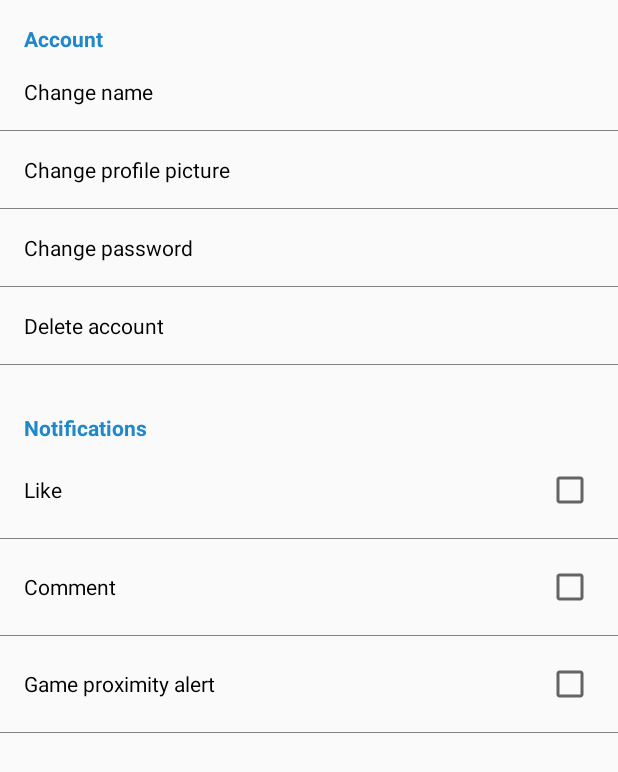
After one commit to cg14823/Happin, an Android app: the Settings screen opened directly, with no data from a screen before it, on a phone screen of 412 x 824 dp. The commit adds this screen. Shown: the top 772 px of the screen. Run offline under Robolectric (Android 15) with nearby library versions, the phone set to English and light mode, and no system bars; 1 statement that could not run was skipped.

Commit message:
Settings Activity
This is where user can change  account details and notification
preferences

```diff
--- a/app/src/main/java/mosaic/happin/MainActivity.java
+++ b/app/src/main/java/mosaic/happin/MainActivity.java
@@ -1,15 +1,21 @@
 package mosaic.happin;
 
+import android.Manifest;
 import android.content.Context;
 import android.content.DialogInterface;
 import android.content.Intent;
+import android.content.pm.PackageManager;
+import android.database.Cursor;
 import android.graphics.Bitmap;
 import android.graphics.BitmapFactory;
 import android.graphics.Typeface;
 import android.graphics.drawable.BitmapDrawable;
+import android.location.Address;
+import android.location.Geocoder;
 import android.location.Location;
 import android.location.LocationManager;
 import android.net.Uri;
+import android.os.Build;
 import android.os.Bundle;
 import android.provider.MediaStore;
 import android.support.v4.app.FragmentTabHost;
@@ -27,13 +33,10 @@ import android.widget.ImageView;
 import android.widget.TextView;
 import android.widget.Toast;
 
-import android.location.LocationListener;
-
 import com.firebase.client.DataSnapshot;
 import com.firebase.client.Firebase;
 import com.firebase.client.FirebaseError;
 import com.firebase.client.ValueEventListener;
-import com.google.android.gms.common.api.GoogleApiClient;
 import com.google.android.gms.maps.model.LatLng;
 
 import java.io.ByteArrayOutputStream;
@@ -162,6 +165,10 @@ public class MainActivity extends AppCompatActivity{
                 //gets Location first.
                 getLocation();
                 break;
+            case R.id.settings:
+                Intent settings = new Intent(this, Settings.class);
+                settings.putExtra("USER_ID",userId);
+                startActivity(settings);
         }
         return super.onOptionsItemSelected(item);
     }
--- a/app/src/main/java/mosaic/happin/Profile.java
+++ b/app/src/main/java/mosaic/happin/Profile.java
@@ -110,39 +110,6 @@ public class Profile extends Fragment {
     private ArrayList<Place> getYP(){
         // SERVER STUFF HERE! <---------------------------------------------------------------------
         final ArrayList<Place> places = new ArrayList<Place>();
-        myFirebaseRef = new Firebase("https://flickering-torch-2192.firebaseio.com/places");
-        Query addedPQ = myFirebaseRef.equalTo(MainActivity.userId,"user");
-        showToast(MainActivity.userId);
-        myFirebaseRef.addListenerForSingleValueEvent(new ValueEventListener() {
-            @Override
-            public void onDataChange(DataSnapshot querySnapshot) {
-                showToast("Hey1");
-                for (DataSnapshot d : querySnapshot.getChildren()) {
-                    showToast("Hey2");
-                    myFirebaseRef.child(d.getKey()).addListenerForSingleValueEvent(new ValueEventListener() {
-                        @Override
-                        public void onDataChange(DataSnapshot dataSnapshot) {
-                            if (dataSnapshot.exists()) {
-                                showToast("Hey3");
-                                Place p = dataSnapshot.getValue(Place.class);
-                                places.add(p);
-                            }
-                        }
-
-                        @Override
-                        public void onCancelled(FirebaseError firebaseError) {
-
-                        }
-                    });
-                }
-            }
-
-            @Override
-            public void onCancelled(FirebaseError error) {
-                showToast(error.getMessage());
-            }
-        });
-        showToast(String.valueOf(places.size()));
         return places;
     }
 
--- /dev/null
+++ b/app/src/main/java/mosaic/happin/Settings.java
@@ -0,0 +1,21 @@
+package mosaic.happin;
+
+import android.os.Bundle;
+import android.support.design.widget.FloatingActionButton;
+import android.support.design.widget.Snackbar;
+import android.support.v7.app.AppCompatActivity;
+import android.support.v7.widget.Toolbar;
+import android.view.View;
+
+public class Settings extends AppCompatActivity {
+
+    @Override
+    protected void onCreate(Bundle savedInstanceState) {
+        super.onCreate(savedInstanceState);
+        setContentView(R.layout.settings);
+        Toolbar toolbar = (Toolbar) findViewById(R.id.toolbar);
+        setSupportActionBar(toolbar);
+        getSupportActionBar().setDisplayHomeAsUpEnabled(true);
+    }
+
+}
--- /dev/null
+++ b/app/src/main/res/layout/settings.xml
@@ -0,0 +1,141 @@
+<?xml version="1.0" encoding="utf-8"?>
+<ScrollView android:orientation="vertical"
+    android:layout_width="match_parent"
+    android:layout_height="match_parent"
+    xmlns:android="http://schemas.android.com/apk/res/android"
+    android:fillViewport="true">
+
+    <LinearLayout android:layout_width="match_parent"
+        android:layout_height="match_parent"
+        android:orientation="vertical">
+        <TextView android:layout_height="wrap_content"
+            android:layout_width="match_parent"
+            android:text="@string/account"
+            android:textColor="@color/colorAccent"
+            android:layout_marginTop="@dimen/activity_vertical_margin"
+            android:layout_marginBottom="@dimen/activity_vertical_margin"
+            android:layout_marginStart="@dimen/activity_horizontal_margin"
+            android:textStyle="bold"
+            android:id ="@+id/settings_Ac_title"
+            />
+        <TextView
+            android:layout_width="match_parent"
+            android:layout_height="wrap_content"
+            android:text="@string/nameChange"
+            android:layout_marginBottom="@dimen/activity_vertical_margin"
+            android:textColor="@color/tabTitleColor"
+            android:layout_marginStart="@dimen/activity_horizontal_margin"
+            android:id ="@+id/settings_change_name"
+            />
+        <View
+            android:layout_width="fill_parent"
+            android:layout_height="0.5dp"
+            android:background="@color/grey"
+            android:layout_marginBottom="@dimen/activity_vertical_margin"/>
+        <TextView
+            android:layout_width="match_parent"
+            android:layout_height="wrap_content"
+            android:text="@string/changePic"
+            android:layout_marginBottom="@dimen/activity_vertical_margin"
+            android:textColor="@color/tabTitleColor"
+            android:layout_marginStart="@dimen/activity_horizontal_margin"
+            android:id ="@+id/settings_change_pic"
+            />
+        <View
+            android:layout_width="fill_parent"
+            android:layout_height="0.5dp"
+            android:background="@color/grey"
+            android:layout_marginBottom="@dimen/activity_vertical_margin"/>
+
+        <TextView
+            android:layout_width="match_parent"
+            android:layout_height="wrap_content"
+            android:text="@string/pswrRst"
+            android:layout_marginBottom="@dimen/activity_vertical_margin"
+            android:textColor="@color/tabTitleColor"
+            android:layout_marginStart="@dimen/activity_horizontal_margin"
+            android:id ="@+id/settings_change_psw"
+            />
+        <View
+            android:layout_width="fill_parent"
+            android:layout_height="0.5dp"
+            android:background="@color/grey"
+            android:layout_marginBottom="@dimen/activity_vertical_margin"/>
+        <TextView
+            android:layout_width="match_parent"
+            android:layout_height="wrap_content"
+            android:text="@string/deleteAc"
+            android:layout_marginBottom="@dimen/activity_vertical_margin"
+            android:textColor="@color/tabTitleColor"
+            android:layout_marginStart="@dimen/activity_horizontal_margin"
+            android:id ="@+id/settings_delete_ac"
+            />
+        <View
+            android:layout_width="fill_parent"
+            android:layout_height="0.5dp"
+            android:background="@color/grey"
+            android:layout_marginBottom="@dimen/activity_vertical_margin"/>
+
+        <TextView android:layout_height="wrap_content"
+            android:layout_width="match_parent"
+            android:text="@string/notification"
+            android:textColor="@color/colorAccent"
+            android:layout_marginTop="@dimen/activity_vertical_margin"
+            android:layout_marginBottom="@dimen/activity_vertical_margin"
+            android:layout_marginStart="@dimen/activity_horizontal_margin"
+            android:textStyle="bold"
+            android:id ="@+id/settings_notification_title"
+            />
+        <CheckBox
+            android:layout_marginEnd="@dimen/activity_horizontal_margin"
+            android:button="@null"
+            android:drawableRight="?android:attr/listChoiceIndicatorMultiple"
+            android:layout_width="match_parent"
+            android:layout_height="wrap_content"
+            android:text="@string/likeNotify"
+            android:layout_marginBottom="@dimen/activity_vertical_margin"
+            android:textColor="@color/tabTitleColor"
+            android:layout_marginStart="@dimen/activity_horizontal_margin"
+            android:id ="@+id/settings_like"
+            />
+        <View
+            android:layout_width="fill_parent"
+            android:layout_height="0.5dp"
+            android:background="@color/grey"
+            android:layout_marginBottom="@dimen/activity_vertical_margin"/>
+        <CheckBox
+            android:layout_marginEnd="@dimen/activity_horizontal_margin"
+            android:button="@null"
+            android:drawableRight="?android:attr/listChoiceIndicatorMultiple"
+            android:layout_width="match_parent"
+            android:layout_height="wrap_content"
+            android:text="@string/commentNotify"
+            android:layout_marginBottom="@dimen/activity_vertical_margin"
+            android:textColor="@color/tabTitleColor"
+            android:layout_marginStart="@dimen/activity_horizontal_margin"
+            android:id ="@+id/settings_comment"
+            />
+        <View
+            android:layout_width="fill_parent"
+            android:layout_height="0.5dp"
+            android:background="@color/grey"
+            android:layout_marginBottom="@dimen/activity_vertical_margin"/>
+        <CheckBox
+            android:button="@null"
+            android:drawableRight="?android:attr/listChoiceIndicatorMultiple"
+            android:layout_width="match_parent"
+            android:layout_marginEnd="@dimen/activity_horizontal_margin"
+            android:layout_height="wrap_content"
+            android:text="@string/gameNotify"
+            android:layout_marginBottom="@dimen/activity_vertical_margin"
+            android:textColor="@color/tabTitleColor"
+            android:layout_marginStart="@dimen/activity_horizontal_margin"
+            android:id ="@+id/settings_game"
+            />
+        <View
+            android:layout_width="fill_parent"
+            android:layout_height="0.5dp"
+            android:background="@color/grey"
+            android:layout_marginBottom="@dimen/activity_vertical_margin"/>
+    </LinearLayout>
+</ScrollView>
--- a/app/src/main/res/values/colors.xml
+++ b/app/src/main/res/values/colors.xml
@@ -4,4 +4,5 @@
     <color name="colorPrimaryDark">#349c95</color>
     <color name="colorAccent">#2088ca</color>
     <color name="tabTitleColor">#000000</color>
+    <color name="grey">#838181</color>
 </resources>
--- a/app/src/main/res/values/strings.xml
+++ b/app/src/main/res/values/strings.xml
@@ -8,5 +8,15 @@
     <string name="add">Add</string>
     <string name="google_maps_key">AIzaSyCeVdCjWfVHF6q-wdthxTBjcjwzbn9FSsE</string>
     <string name="title_activity_add_place">AddPlace</string>
-
+    <string name="title_activity_settings">Settings</string>
+    <string name="profile">Profile</string>
+    <string name="account">Account</string>
+    <string name="notification">Notifications</string>
+    <string name="pswrRst">Change password</string>
+    <string name="nameChange">Change name</string>
+    <string name="changePic">Change profile picture </string>
+    <string name="deleteAc">Delete account</string>
+    <string name="likeNotify">Like</string>
+    <string name="commentNotify">Comment</string>
+    <string name="gameNotify">Game proximity alert</string>
 </resources>
```
Also changed, not shown: app/src/main/AndroidManifest.xml (+12 -2 lines).
